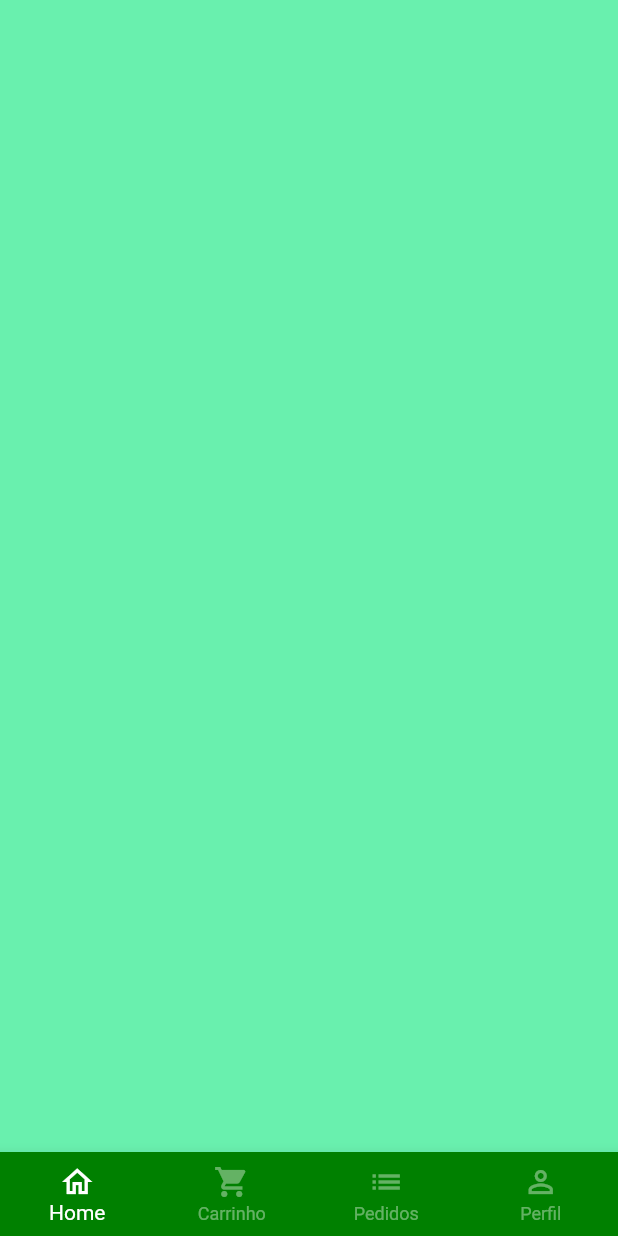
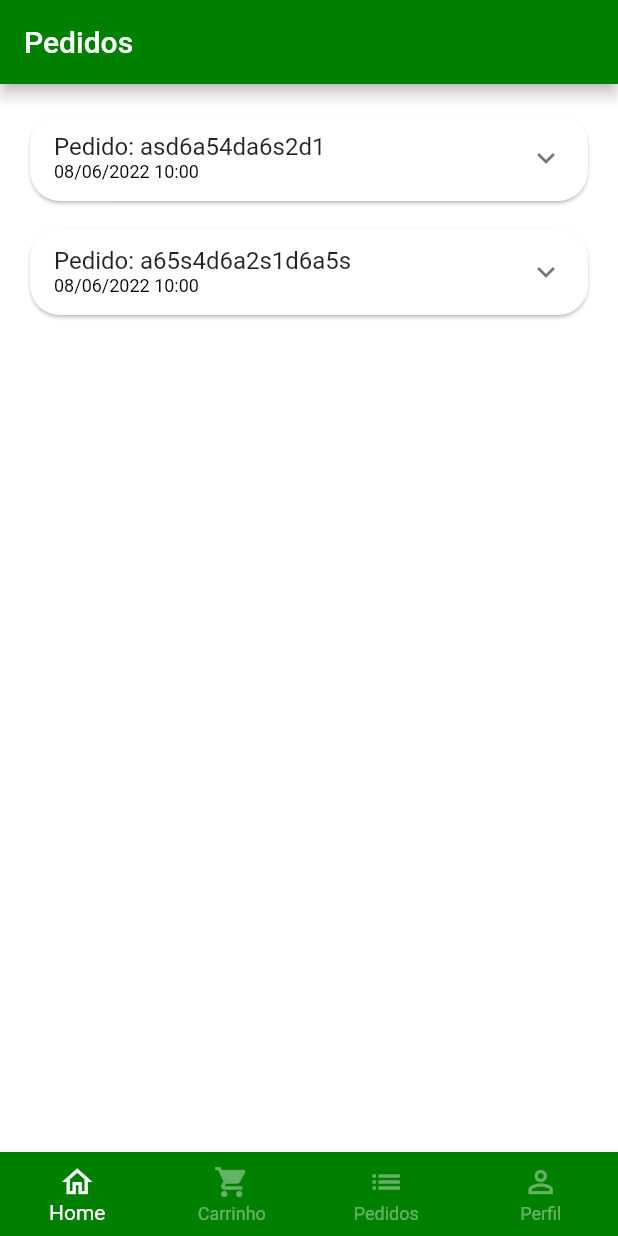
Before and after one commit to laisriquieri/hortifruti-flutter, a Flutter app: the BaseScreen screen opened directly, swiped to page 3, on a phone screen of 412 x 824 dp. Run offline on Flutter 3.47's test engine with Material 2 defaults, Android fonts, the light colour scheme and no system bars; our stand-ins replace animated_text_kit, badges, mask_text_input_formatter.

Commit message:
terceira aula tela de pedidos

```diff
--- a/lib/src/config/app_data.dart
+++ b/lib/src/config/app_data.dart
@@ -1,5 +1,6 @@
 import 'package:app_comerce/src/models/cart_item_model.dart';
 import 'package:app_comerce/src/models/item_model.dart';
+import 'package:app_comerce/src/models/order_model.dart';
 import 'package:app_comerce/src/models/user_model.dart';
 
 ItemModel apple = ItemModel(
@@ -95,3 +96,49 @@
     phone: '99 9 9999-9999',
     cpf: '999.999.999-99',
     password: '');
+
+List<OrderModel> orders = [
+  // Pedido 01
+  OrderModel(
+    copyAndPaste: 'q1w2e3r4t5y6',
+    createdDateTime: DateTime.parse(
+      '2022-06-08 10:00:10.458',
+    ),
+    overdueDateTime: DateTime.parse(
+      '2022-06-08 11:00:10.458',
+    ),
+    id: 'asd6a54da6s2d1',
+    status: 'pending_payment',
+    total: 11.0,
+    items: [
+      CartItemModel(
+        item: apple,
+        quantity: 2,
+      ),
+      CartItemModel(
+        item: mango,
+        quantity: 2,
+      ),
+    ],
+  ),
+
+  // Pedido 02
+  OrderModel(
+    copyAndPaste: 'q1w2e3r4t5y6',
+    createdDateTime: DateTime.parse(
+      '2022-06-08 10:00:10.458',
+    ),
+    overdueDateTime: DateTime.parse(
+      '2022-06-08 11:00:10.458',
+    ),
+    id: 'a65s4d6a2s1d6a5s',
+    status: 'delivered',
+    total: 11.5,
+    items: [
+      CartItemModel(
+        item: guava,
+        quantity: 1,
+      ),
+    ],
+  ),
+];
--- /dev/null
+++ b/lib/src/models/order_model.dart
@@ -0,0 +1,21 @@
+import 'cart_item_model.dart';
+
+class OrderModel {
+  String id;
+  DateTime createdDateTime;
+  DateTime overdueDateTime;
+  List<CartItemModel> items;
+  String status;
+  String copyAndPaste;
+  double total;
+
+  OrderModel({
+    required this.id,
+    required this.createdDateTime,
+    required this.overdueDateTime,
+    required this.items,
+    required this.status,
+    required this.copyAndPaste,
+    required this.total,
+  });
+}
--- a/lib/src/pages/base/base_screen.dart
+++ b/lib/src/pages/base/base_screen.dart
@@ -1,6 +1,7 @@
 
 import 'package:app_comerce/src/config/custom_colors.dart';
 import 'package:app_comerce/src/pages/cart/cart_tab.dart';
+import 'package:app_comerce/src/pages/orders/orders_tab.dart';
 import 'package:app_comerce/src/pages/profile/profile_tab.dart';
 import 'package:flutter/material.dart';
 
@@ -26,11 +27,11 @@
       body: PageView(
         physics: const NeverScrollableScrollPhysics(),
         controller: pageController,
-        children: [
-          const HomeTab(),
-          const CartTab(),
-          Container(color: Colors.greenAccent, ),
-          const ProfileTab(),
+        children: const [
+          HomeTab(),
+          CartTab(),
+          OrdersTab(),
+          ProfileTab(),
         ],
       ),
       bottomNavigationBar: BottomNavigationBar(
--- /dev/null
+++ b/lib/src/pages/orders/components/order_tile.dart
@@ -0,0 +1,101 @@
+import 'package:app_comerce/src/models/cart_item_model.dart';
+import 'package:app_comerce/src/models/order_model.dart';
+import 'package:app_comerce/src/services/utils_services.dart';
+import 'package:flutter/material.dart';
+
+class OrderTile extends StatelessWidget {
+  final OrderModel order;
+
+  OrderTile({Key? key, required this.order}) : super(key: key);
+
+  final UtilsServices utilsServices = UtilsServices();
+
+  @override
+  Widget build(BuildContext context) {
+    return Card(
+      shape: RoundedRectangleBorder(
+        borderRadius: BorderRadius.circular(20),
+      ),
+      child: Theme(
+        data: Theme.of(context).copyWith(dividerColor: Colors.transparent),
+        child: ExpansionTile(
+          title: Column(
+            mainAxisSize: MainAxisSize.min,
+            crossAxisAlignment: CrossAxisAlignment.start,
+            children: [
+              Text('Pedido: ${order.id}'),
+              Text(
+                utilsServices.formatDateTime(order.createdDateTime),
+                style: TextStyle(
+                  fontSize: 12,
+                  color: Colors.black,
+                ),
+              ),
+            ],
+          ),
+          childrenPadding: const EdgeInsets.fromLTRB(16, 0, 16, 16),
+          children: [
+            SizedBox(
+              height: 150,
+              child: Row(
+                children: [
+                  Expanded(
+                    flex: 3,
+                    child: ListView(
+                      children: order.items.map(
+                        (orderItem) {
+                          return _OrderItemWidget(
+                            utilsServices: utilsServices,
+                            orderItem: orderItem,
+                          );
+                        },
+                      ).toList(),
+                    ),
+                  ),
+                  Expanded(
+                    flex: 2,
+                    child: Container(
+                      color: Colors.blue,
+                    ),
+                  ),
+                ],
+              ),
+            ),
+          ],
+        ),
+      ),
+    );
+  }
+}
+
+class _OrderItemWidget extends StatelessWidget {
+  const _OrderItemWidget({
+    Key? key,
+    required this.utilsServices,
+    required this.orderItem,
+  }) : super(key: key);
+
+  final UtilsServices utilsServices;
+  final CartItemModel orderItem;
+
+  @override
+  Widget build(BuildContext context) {
+    return Padding(
+      padding: const EdgeInsets.only(bottom: 10),
+      child: Row(
+        children: [
+          Text(
+            '${orderItem.quantity} ${orderItem.item.unit} ',
+            style: const TextStyle(
+              fontWeight: FontWeight.bold,
+            ),
+          ),
+          Expanded(
+            child: Text(orderItem.item.itemName),
+          ),
+          Text(utilsServices.priceToCurrency(orderItem.totalPrice()))
+        ],
+      ),
+    );
+  }
+}
--- /dev/null
+++ b/lib/src/pages/orders/orders_tab.dart
@@ -0,0 +1,28 @@
+import 'package:app_comerce/src/pages/orders/components/order_tile.dart';
+import 'package:flutter/material.dart';
+import 'package:app_comerce/src/config/app_data.dart' as appData;
+
+
+class OrdersTab extends StatelessWidget {
+  const OrdersTab({Key? key}) : super(key: key);
+
+  @override
+  Widget build(BuildContext context) {
+    return Scaffold(
+    appBar: AppBar(
+    title: const Text("Pedidos"),
+    ),
+    body: ListView.separated(
+      padding: const EdgeInsets.all(16),
+      physics: const BouncingScrollPhysics(),
+      itemBuilder: (_,index) {
+        return OrderTile(order: appData.orders[index],);
+  },
+      separatorBuilder: (_, index,) {
+        return const SizedBox(height: 10,);
+      },
+      itemCount: appData.orders.length,
+      ),
+    );
+  }
+}
--- a/lib/src/services/utils_services.dart
+++ b/lib/src/services/utils_services.dart
@@ -1,4 +1,5 @@
 import 'package:intl/intl.dart';
+import 'package:intl/date_symbol_data_local.dart';
 
 
 class UtilsServices {
@@ -9,4 +10,13 @@
     return numberFormat.format(price);
 
   }
+
+  String formatDateTime(DateTime dateTime) {
+    initializeDateFormatting();
+
+    DateFormat dateFormat = DateFormat.yMd('pt_BR').add_Hm();
+    return dateFormat.format(dateTime);
+
+  }
+
 }
```
Lines whose indentation alone changed are shown as unchanged.
